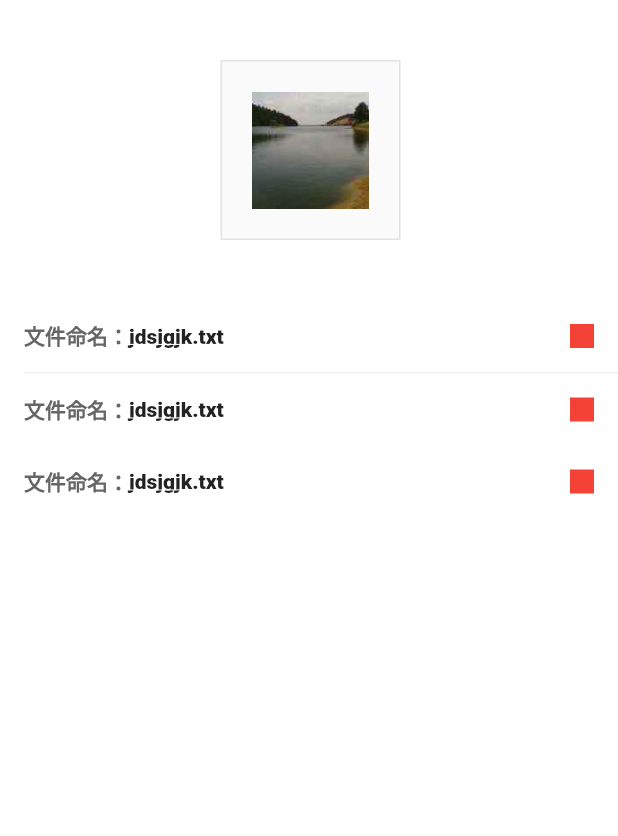
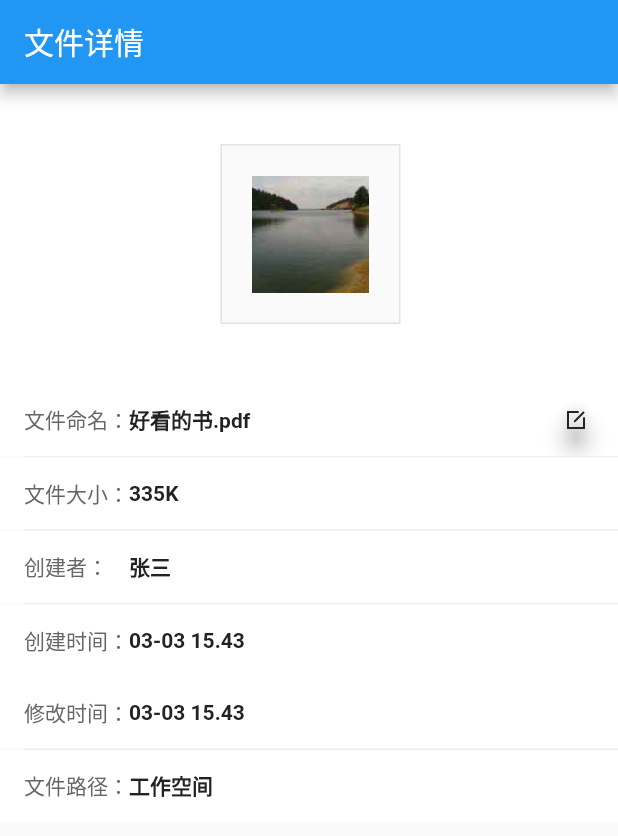
Before and after one commit to xtiqny/FlutterProject, a Flutter app: the screen it shows after launch, on a phone screen of 412 x 824 dp. Shown: the top 836 px of the screen. Run offline on Flutter 3.47's test engine with Material 2 defaults, Android fonts, the phone set to English and light mode, and no system bars; our stand-ins replace built_collection, connectivity, fluro, rxdart, sqflite; missing offline and left inert: analyzer, build, flutter_boost, rx_command, rx_widgets, source_gen; accounts and stored records are empty; Roboto replaces fonts that are missing (PingFangSC-Medium).

Commit message:
提交文件详情页面

```diff
--- a/flutter_app/lib/fileinfo_page.dart
+++ b/flutter_app/lib/fileinfo_page.dart
@@ -1,3 +1,5 @@
+import 'dart:developer';
+
 import 'package:flutter/material.dart';
 import 'dart:ui';
 //import 'package:unirouter/unirouter.dart';
@@ -17,8 +19,20 @@
   return  Colors.white;
 }
 
+_renameClick()
+{
+  //TODO 文件重命名功能
+  log('gsdfdsafg');
+}
+
+/*
+* 功能：文件详情列表项
+* title :文件信息项说明
+* name:显示的内容
+* bShowRName:是否展示重命名按钮
+* */
 @override
-Widget FileInfoWidget(String title,String name,bool bShowLink ,bool bShowRName) {
+Widget FileInfoWidget(String title,String name ,bool bShowRName) {
 
   final double bottonSize = 16;
   return new Container(
@@ -31,61 +45,46 @@
     child: new Row(
      //mainAxisAlignment: MainAxisAlignment.center,
       children: <Widget>[
-        SizedBox(width: 16,),
-       Text(title,style: TextStyle(color:Color(0xff666666),fontSize: 14,decorationColor: Colors.white),),
+        Container(
+           width:70.0,
+          margin: EdgeInsets.only(left: 16),
+          child: new Text(title,
+            style: TextStyle(
+                color:Color(0xff666666),
+                fontSize: 14,
+                decorationColor: Colors.white,
+                fontWeight: FontWeight.w400),
+          ),
+        ),
+        //SizedBox(width: 16,),
+
         //new Expanded(child: null)
       Expanded(
         child: new Text(name,
           style: TextStyle(color: Color(0xff222222),
               fontSize: 14,
               decorationColor: Colors.white,
-              fontFamily:'PingFangSC-Medium'),
+              fontWeight: FontWeight.w600),
         )
       ),
 
        // new Expanded(child: null)
+        bShowRName ?
         new Container(
           width: 16,
           height: 16,
-          margin: EdgeInsets.only(right: 16),
-          color: Colors.red,
-        ),
+          margin: EdgeInsets.only(right: 20),
+          child: new FloatingActionButton(
+            onPressed: _renameClick,
+            child: new Image.asset('assets/images/op_tool_rename_black.png'),
+            backgroundColor: Colors.transparent,
+          )
+        ) : new Container( padding: EdgeInsets.all(0),)
       ],
 
 
     ),
   );
-  // return new Container(
-  //   height: 48,
-  //   //width: 414,
-  //   child: new Row(
-  //     children: <Widget>[
-  //       new Container(
-  //         padding: EdgeInsets.only(left: 16,top: 14.0,bottom: 14.0),
-  //         child: Text(title),
-  //       ),
-  //       new Container(
-  //         padding: EdgeInsets.only(right: bottonSize + 16 + 5),
-  //         child: Text(name),
-  //       ),
-  //     bShowRName ?
-  //     new Expanded(
-  //         child: new Container(
-  //           padding: EdgeInsets.only(right: 16.0),
-  //           child: new IconButton(icon: Image.asset('cctv.jpg'), onPressed: null),
-  //         ),
-  //     ) :  Container(
-  //       width: 0.0,
-  //       height: 0.0,
-  //     ),
-  //
-  //     bShowLink ? getSegmentLine() :  Container(
-  //       width: 0.0,
-  //       height: 0.0,
-  //     ),
-  //     ],
-  //   ),
-  // );
 }
 
 //分割线
@@ -98,13 +97,17 @@
     ),
   );
 }
-
+/*
+* 文件详情图片显示
+* assetName:显示图片的路径
+* */
 @override
-Widget CenterImage()
+Widget CenterImage(String assetName)
 {
   return Container(
     height: 120,
     width: 120,
+    //设置边框
     decoration: new BoxDecoration(
       border: new Border.all(width: 1.0,color: Color(0xffE3E3E3)), color: Color(0xffFAFAFA),
     ),
@@ -113,7 +116,7 @@
     child: new Center(
       child: new Container(
         padding: EdgeInsets.all(20),
-        child: new Image.asset('assets/images/cctv.jpg'),
+        child: new Image.asset(assetName.length > 0 ? assetName : 'assets/images/cctv.jpg'),
       ),
     ),
   );
@@ -135,18 +138,18 @@
           width: 414,
           //color: Colors.white,
           padding: EdgeInsets.only(top: 40),
+          //设置背景颜色
           decoration: new BoxDecoration(
             //border: new Border.all(width: 1.0,color: Color(0xffE3E3E3)),
               color: getCurColor()
           ),
           child: new Column(
             children: <Widget>[
-              CenterImage(),
+              CenterImage(''),
             ],
           ),
         ),
       ],
-
     ),
   );
 
@@ -159,11 +162,17 @@
 
         children: <Widget>[
           curview,
-          FileInfoWidget('文件命名：', 'jdsjgjk.txt', true, true),
+          FileInfoWidget('文件命名：', '好看的书.pdf', true),
           //添加下滑线
           getSegmentLine(),
-          FileInfoWidget('文件命名：', 'jdsjgjk.txt', true, true),
-          FileInfoWidget('文件命名：', 'jdsjgjk.txt', true, true),
+          FileInfoWidget('文件大小：', '335K', false),
+          getSegmentLine(),
+          FileInfoWidget('创建者：', '张三', false),
+          getSegmentLine(),
+          FileInfoWidget('创建时间：', '03-03 15.43', false),
+          FileInfoWidget('修改时间：', '03-03 15.43', false),
+          getSegmentLine(),
+          FileInfoWidget('文件路径：', '工作空间', false),
         ],
       ),
     );
```
Also changed, not shown: flutter_app/lib/main.dart (+34 -33 lines), flutter_app/assets/images/op_tool_rename_black.png (added).
